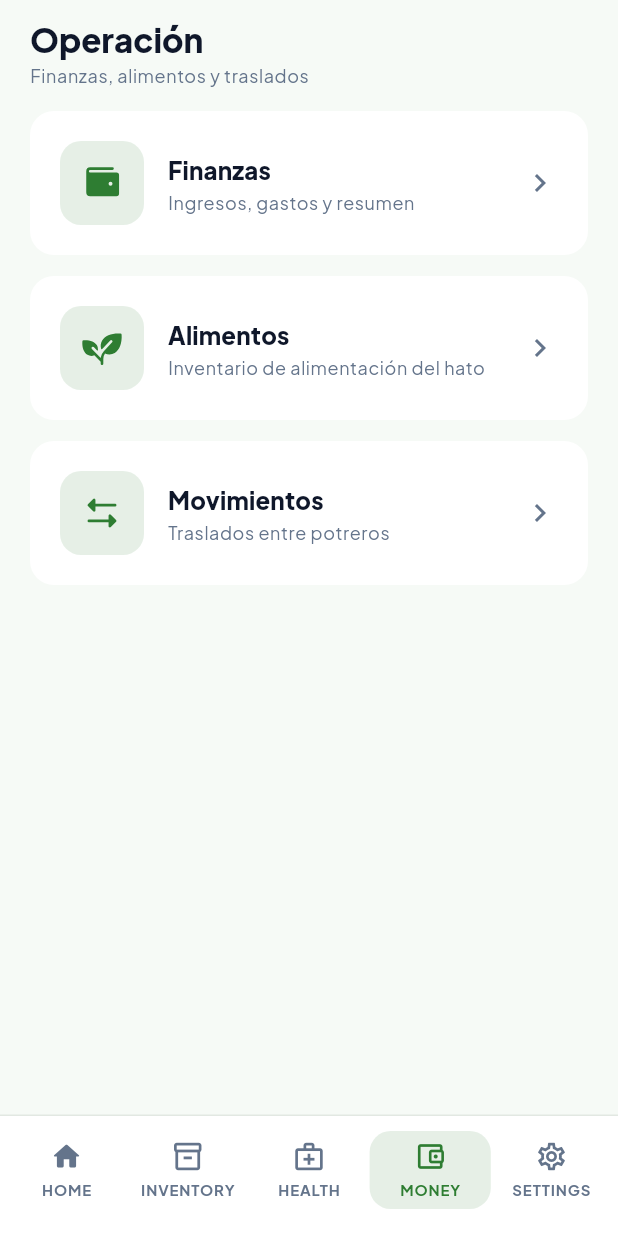
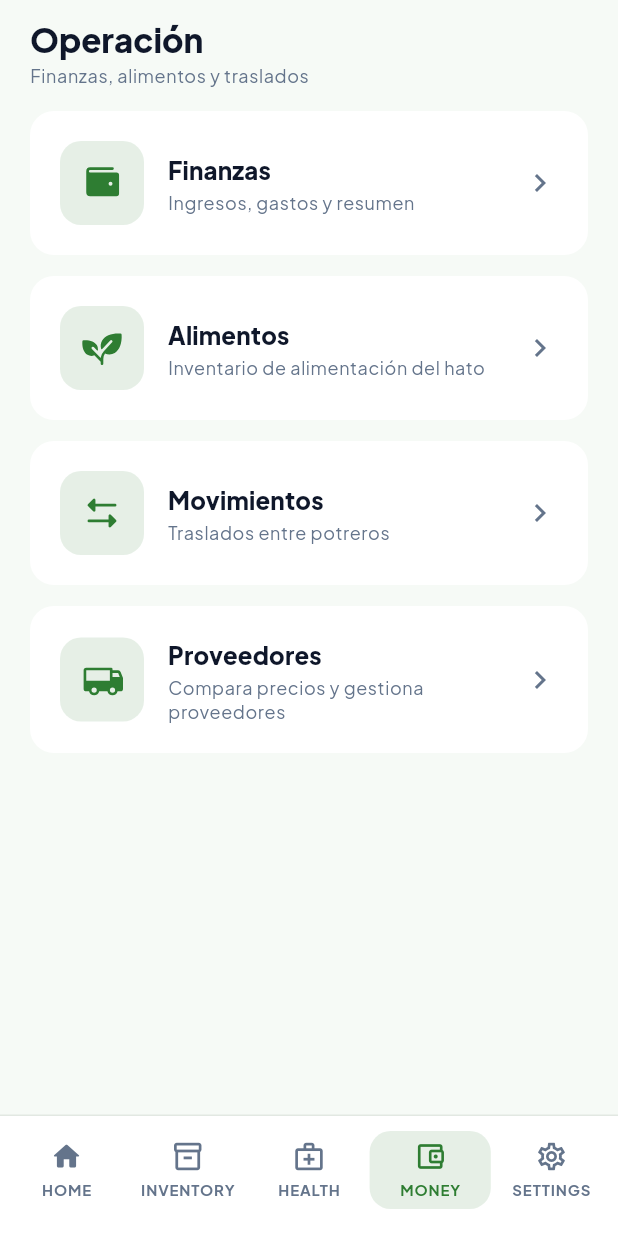
Before and after one commit to ISCOUTB/plataforma-ganadera-multitenant, a Flutter app: the MoneyPage screen opened by its route, on a phone screen of 412 x 824 dp. Run offline on Flutter 3.47's test engine with Material 3 defaults, Android fonts, the light colour scheme and no system bars; our stand-ins replace dartz, dio, equatable, fl_chart, flutter_animate, flutter_bloc and 10 more; accounts and stored records are empty; network calls fail.

Commit message:
feat: agregar proveedores al módulo de finanzas

```diff
--- a/Frontend/lib/features/money/presentation/pages/money_page.dart
+++ b/Frontend/lib/features/money/presentation/pages/money_page.dart
@@ -5,8 +5,6 @@ import 'package:phosphor_flutter/phosphor_flutter.dart';
 
 import '../../../../core/widgets/section_header.dart';
 
-/// Hub del módulo de gestión económica y operativa:
-/// Finanzas, Alimentos y Movimientos entre potreros.
 class MoneyPage extends StatelessWidget {
   const MoneyPage({super.key});
 
@@ -45,6 +43,13 @@ class MoneyPage extends StatelessWidget {
                   title: t.movements,
                   description: t.movementsDescription,
                   onTap: () => context.push('/money/movimientos'),
+                ),
+                const SizedBox(height: 14),
+                _HubCard(
+                  icon: PhosphorIcons.truck(PhosphorIconsStyle.fill),
+                  title: 'Proveedores',
+                  description: 'Compara precios y gestiona proveedores',
+                  onTap: () => context.push('/money/proveedores'),
                 ),
               ],
             ),
```
